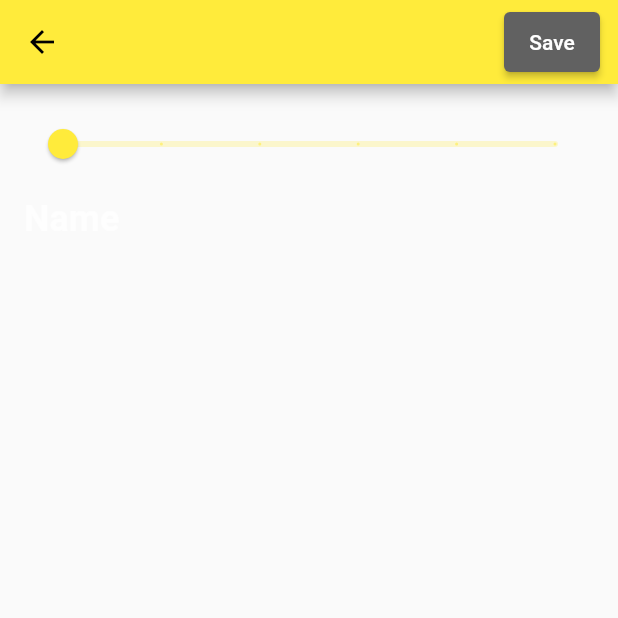
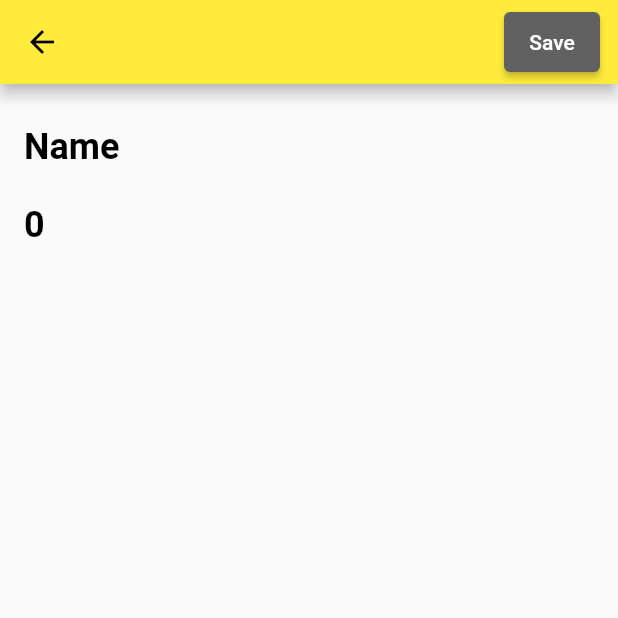
Before and after one commit to coldvl/workograph_shared, a Flutter app: the AddEditEmployeePage screen opened directly, on a phone screen of 412 x 824 dp, the top half of it. Run offline on Flutter 3.47's test engine with Material 2 defaults, Android fonts, the phone set to English and light mode, and no system bars; our stand-ins replace sqflite; accounts and stored records are empty.

Commit message:
minor changes

```diff
--- a/lib/local_widgets/employee_form_widget.dart
+++ b/lib/local_widgets/employee_form_widget.dart
@@ -22,21 +22,22 @@ class EmployeeFormWidget extends StatelessWidget {
           child: Column(
             mainAxisSize: MainAxisSize.min,
             children: [
-              Row(
-                children: [
-                  Expanded(
-                    child: Slider(
-                      value: (totalHours ?? 0).toDouble(),
-                      min: 0,
-                      max: 5,
-                      divisions: 5,
-                      onChanged: (totalHours) =>
-                          onChangedTotalHours(totalHours.toInt()),
-                    ),
-                  )
-                ],
-              ),
+              // Row(
+              //   children: [
+              //     Expanded(
+              //       child: Slider(
+              //         value: (totalHours ?? 0).toDouble(),
+              //         min: 0,
+              //         max: 5,
+              //         divisions: 5,
+              //         onChanged: (totalHours) =>
+              //             onChangedTotalHours(totalHours.toInt()),
+              //       ),
+              //     )
+              //   ],
+              // ),
               buildName(),
+              buildTotalHours(),
               const SizedBox(height: 8),
             ],
           ),
@@ -47,14 +48,32 @@ class EmployeeFormWidget extends StatelessWidget {
         maxLines: 1,
         initialValue: name,
         style: const TextStyle(
-          color: Colors.white70,
+          color: Colors.black,
           fontWeight: FontWeight.bold,
           fontSize: 24,
         ),
         decoration: const InputDecoration(
           border: InputBorder.none,
           hintText: 'Name',
-          hintStyle: TextStyle(color: Colors.white70),
+          hintStyle: TextStyle(color: Colors.black),
+        ),
+        validator: (title) =>
+            title != null && title.isEmpty ? 'The title cannot be empty' : null,
+        onChanged: onChangedName,
+      );
+
+  Widget buildTotalHours() => TextFormField(
+        maxLines: 1,
+        initialValue: totalHours.toString(),
+        style: const TextStyle(
+          color: Colors.black,
+          fontWeight: FontWeight.bold,
+          fontSize: 24,
+        ),
+        decoration: const InputDecoration(
+          border: InputBorder.none,
+          hintText: 'The sum of hours worked',
+          hintStyle: TextStyle(color: Colors.black),
         ),
         validator: (title) =>
             title != null && title.isEmpty ? 'The title cannot be empty' : null,
```
Also changed, not shown: lib/pages/home_page.dart (+0 -26 lines).
